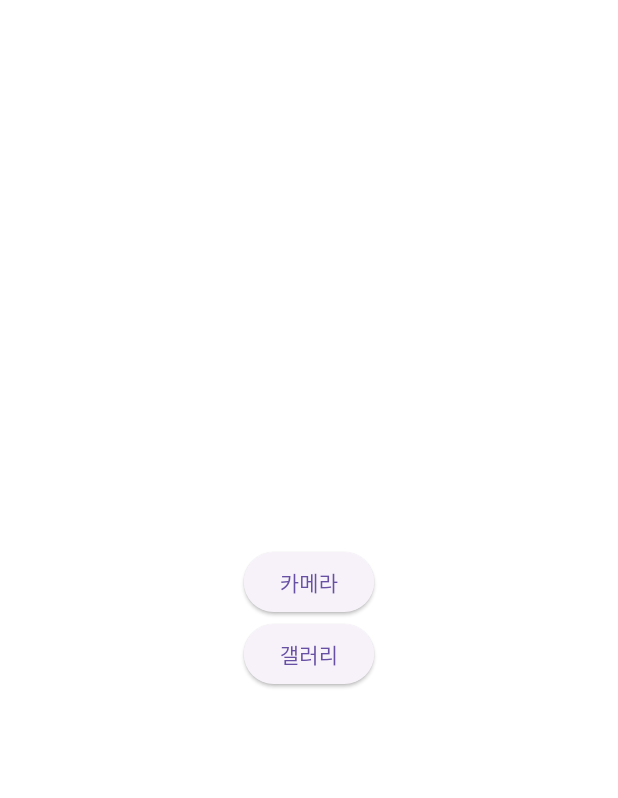
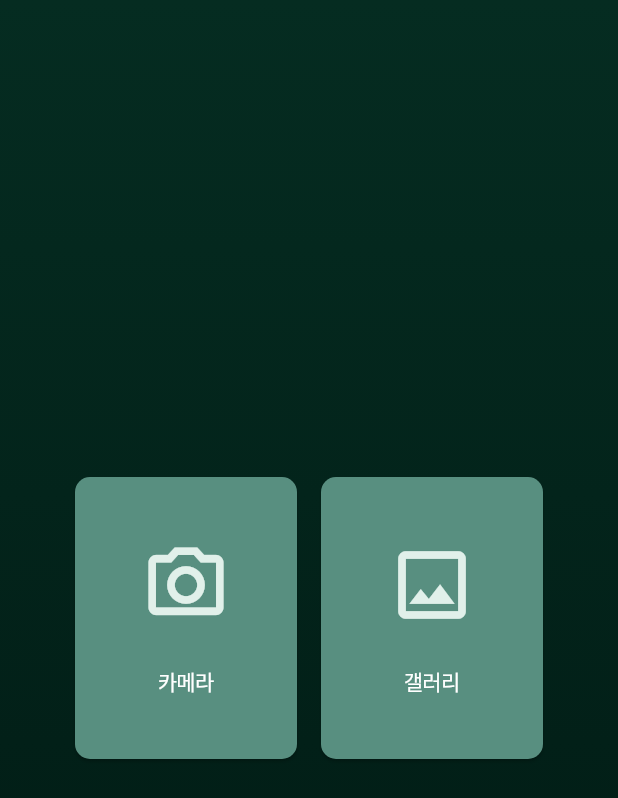
Before and after one commit to ssu-economy-class/bronze-mirror-frontend, a Flutter app: the DefaultLayout screen opened directly, on a phone screen of 412 x 824 dp. Shown: the top 798 px of the screen. Run offline on Flutter 3.47's test engine with Material 3 defaults, Android fonts, the phone set to English and light mode, and no system bars; our stand-ins replace flutter_riverpod, image_picker; missing offline and left inert: kakao_flutter_sdk; Roboto replaces fonts that are missing (Pretendard); project files that could hold a hidden picture were left out.

Commit message:
style: immerse 관련 스크린 ui

```diff
--- a/lib/common/layout/default_layout.dart
+++ b/lib/common/layout/default_layout.dart
@@ -7,6 +7,7 @@ class DefaultLayout extends StatelessWidget {
   final Color? backgroundColor;
   final String? title;
   final Widget? bottomNavigationBar;
+
   const DefaultLayout({
     required this.child,
     this.backgroundColor,
@@ -25,10 +26,10 @@ class DefaultLayout extends StatelessWidget {
     );
   }
 
-  AppBar? renderAppbar(){
-    if(title == null){
+  AppBar? renderAppbar() {
+    if (title == null || title=='Immerse') {
       return null;
-    }else{
+    } else {
       return AppBar(
         backgroundColor: Colors.white,
         elevation: 0,
@@ -40,5 +41,4 @@ class DefaultLayout extends StatelessWidget {
       );
     }
   }
-
 }
--- a/lib/common/view/root_tap.dart
+++ b/lib/common/view/root_tap.dart
@@ -2,6 +2,7 @@ import 'package:bronze_mirror/common/const/common_data.dart';
 import 'package:bronze_mirror/common/layout/default_layout.dart';
 import 'package:bronze_mirror/common/style/design_system.dart';
 import 'package:bronze_mirror/immerse/view/camera_screen.dart';
+import 'package:bronze_mirror/immerse/view/immerse_screen.dart';
 import 'package:flutter/material.dart';
 
 class RootTab extends StatefulWidget {
@@ -51,7 +52,7 @@ class _RootTabState extends State<RootTab> with SingleTickerProviderStateMixin{
           children: [
             Center(child:Container(child: Text('Home'))),
             Center(child:Container(child: Text('Map'))),
-            CameraScreen(),
+            ImmerseScreen(),
             Center(child:Container(child: Text('Calendar'))),
             Center(child:Container(child: Text('User'))),
           ],
--- a/lib/immerse/component/button.dart
+++ /dev/null
@@ -1,13 +0,0 @@
-import 'package:flutter/material.dart';
-
-class Button extends StatelessWidget {
-  final VoidCallback? onPressed;
-  final String text;
-
-  const Button({required this.onPressed, this.text = '', super.key});
-
-  @override
-  Widget build(BuildContext context) {
-    return ElevatedButton(onPressed: onPressed, child: Text(text));
-  }
-}
--- /dev/null
+++ b/lib/immerse/component/icon_button.dart
@@ -0,0 +1,35 @@
+import 'package:bronze_mirror/common/style/design_system.dart';
+import 'package:flutter/material.dart';
+
+class IconButton extends StatelessWidget {
+  final VoidCallback? onPressed;
+  final String text;
+  final IconData icon;
+
+  const IconButton({required this.icon, required this.onPressed, this.text = '', super.key});
+
+  @override
+  Widget build(BuildContext context) {
+    return SizedBox(
+      width: 148,
+      height: 188,
+      child: ElevatedButton(
+        onPressed: onPressed,
+        style: ElevatedButton.styleFrom(
+          backgroundColor: PRIMARY_100,
+          shape: RoundedRectangleBorder(
+            borderRadius: BorderRadius.circular(10),
+          ),
+        ),
+        child: Column(
+          mainAxisAlignment: MainAxisAlignment.center,
+          children: [
+            Icon(icon, color: WHITE_GREEN, size: 60),
+            SizedBox(height: 24),
+            Text(text, style: BODY_14.copyWith(color: WHITE)),
+          ],
+        ),
+      ),
+    );
+  }
+}
--- a/lib/onboarding/component/button.dart
+++ b/lib/onboarding/component/button.dart
@@ -58,7 +58,7 @@ class KakaoButton extends StatelessWidget {
               'assets/icon/kakao.png',
             ),
             const SizedBox(width: 16),
-            Text('카카오 로그인', style: BODY_BOLD_16),
+            Text('카카오 로그인', style: BODY_16),
           ],
         ),
       ),
```
Also changed, not shown: lib/common/style/design_system.dart (+19 -26 lines), lib/immerse/component/wide_button.dart (added, +29 -0 lines), lib/immerse/layout/immerse_layout.dart (added, +46 -0 lines), lib/immerse/view/camera_screen.dart (+14 -7 lines), lib/immerse/view/image_view_screen.dart (+34 -8 lines), lib/immerse/view/immerse_screen.dart (added, +22 -0 lines).
